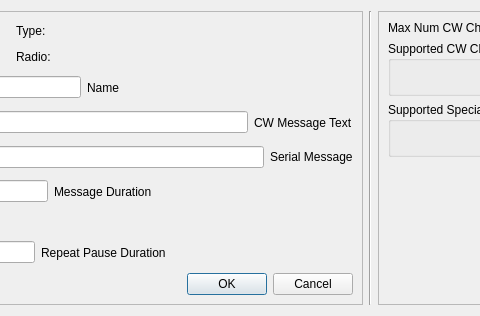
Old version of the form mqt/MqtLogger/txvmrigbuttondialog.ui in the repository Rsclub22/Minos2-Mirror; both pictures show x 174 to 654 and y 0 to 316 of the 772 by 316 pixel window.
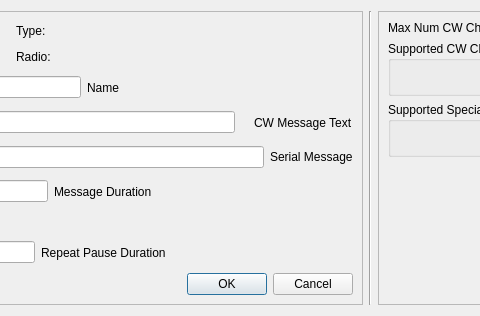
New version of the form.

The edit to the form file:
```diff
--- a/mqt/MqtLogger/txvmrigbuttondialog.ui
+++ b/mqt/MqtLogger/txvmrigbuttondialog.ui
@@ -151,6 +151,13 @@
         <item>
          <widget class="QLineEdit" name="txCwMessageLineEdit"/>
         </item>
+        <item>
+         <widget class="QLabel" name="cwMsgLengthLabel">
+          <property name="text">
+           <string/>
+          </property>
+         </widget>
+        </item>
         <item>
          <widget class="QLabel" name="cwMessageTextLabel">
           <property name="text">
```
